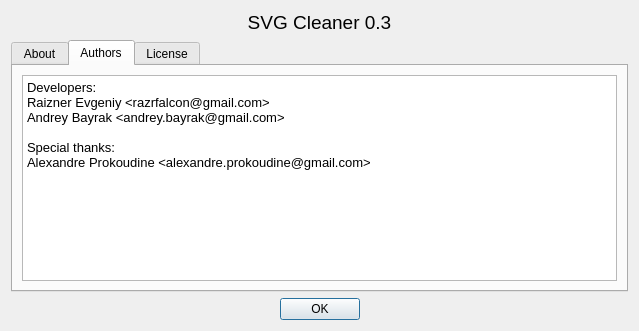
The window that src/aboutdialog.ui (RazrFalcon/svgcleaner) describes before a commit, drawn with Qt 5.
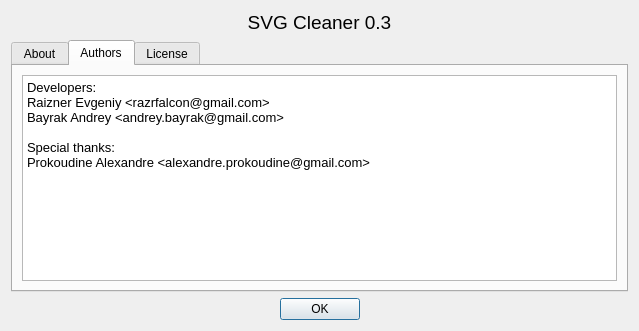
The same window after the commit. The open tabs and pages were chosen to show the change.

Commit message: README updated. Small fixes with names.

What changed in the file:
```diff
--- a/src/aboutdialog.ui
+++ b/src/aboutdialog.ui
@@ -74,10 +74,10 @@
 &lt;/style&gt;&lt;/head&gt;&lt;body style=&quot; font-family:'Verdana'; font-size:10pt; font-weight:400; font-style:normal;&quot;&gt;
 &lt;p style=&quot; margin-top:0px; margin-bottom:0px; margin-left:0px; margin-right:0px; -qt-block-indent:0; text-indent:0px;&quot;&gt;Developers:&lt;/p&gt;
 &lt;p style=&quot; margin-top:0px; margin-bottom:0px; margin-left:0px; margin-right:0px; -qt-block-indent:0; text-indent:0px;&quot;&gt;Raizner Evgeniy &amp;lt;razrfalcon@gmail.com&amp;gt;&lt;/p&gt;
-&lt;p style=&quot; margin-top:0px; margin-bottom:0px; margin-left:0px; margin-right:0px; -qt-block-indent:0; text-indent:0px;&quot;&gt;Andrey Bayrak &amp;lt;andrey.bayrak@gmail.com&amp;gt;&lt;/p&gt;
+&lt;p style=&quot; margin-top:0px; margin-bottom:0px; margin-left:0px; margin-right:0px; -qt-block-indent:0; text-indent:0px;&quot;&gt;Bayrak Andrey &amp;lt;andrey.bayrak@gmail.com&amp;gt;&lt;/p&gt;
 &lt;p style=&quot;-qt-paragraph-type:empty; margin-top:0px; margin-bottom:0px; margin-left:0px; margin-right:0px; -qt-block-indent:0; text-indent:0px;&quot;&gt;&lt;/p&gt;
 &lt;p style=&quot; margin-top:0px; margin-bottom:0px; margin-left:0px; margin-right:0px; -qt-block-indent:0; text-indent:0px;&quot;&gt;Special thanks:&lt;/p&gt;
-&lt;p style=&quot; margin-top:0px; margin-bottom:0px; margin-left:0px; margin-right:0px; -qt-block-indent:0; text-indent:0px;&quot;&gt;Alexandre Prokoudine &amp;lt;alexandre.prokoudine@gmail.com&amp;gt;&lt;/p&gt;&lt;/body&gt;&lt;/html&gt;</string>
+&lt;p style=&quot; margin-top:0px; margin-bottom:0px; margin-left:0px; margin-right:0px; -qt-block-indent:0; text-indent:0px;&quot;&gt;Prokoudine Alexandre &amp;lt;alexandre.prokoudine@gmail.com&amp;gt;&lt;/p&gt;&lt;/body&gt;&lt;/html&gt;</string>
          </property>
         </widget>
        </item>
```
Left out of the diff: 4 changed lines with no effect on the pictures. The commit also changes 2 other files.
